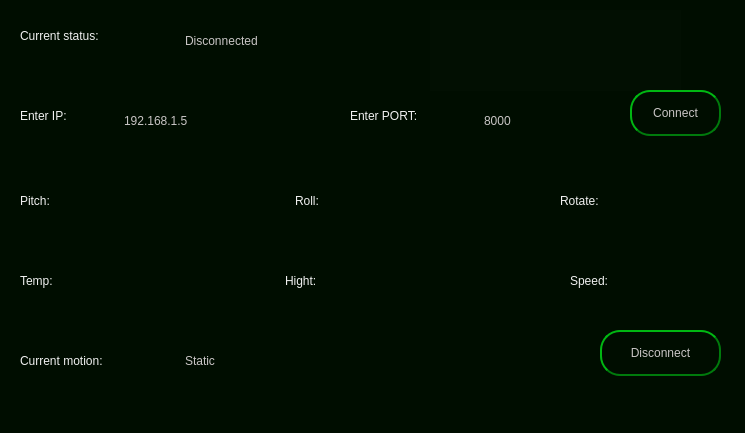
This is GUI_code/client1.ui in EslamEmara/ROV_CrocoMarines- as Qt 5 draws it before an edit. The edited form follows.
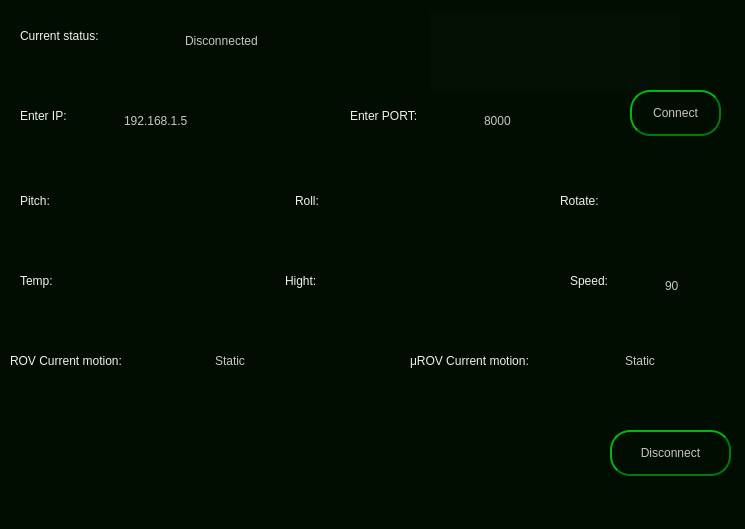
This is the edited form. Icons and pictures are not drawn.

Diff of the .ui file:
```diff
--- a/GUI_code/client1.ui
+++ b/GUI_code/client1.ui
@@ -7,7 +7,7 @@
     <x>0</x>
     <y>0</y>
     <width>745</width>
-    <height>433</height>
+    <height>529</height>
    </rect>
   </property>
   <property name="windowTitle">
@@ -164,7 +164,7 @@
     padding: 2px;</string>
     </property>
     <property name="text">
-     <string/>
+     <string>90</string>
     </property>
    </widget>
    <widget class="QLabel" name="label_6">
@@ -732,9 +732,9 @@
    <widget class="QLabel" name="label_18">
     <property name="geometry">
      <rect>
-      <x>20</x>
+      <x>10</x>
       <y>340</y>
-      <width>151</width>
+      <width>201</width>
       <height>41</height>
      </rect>
     </property>
@@ -759,13 +759,13 @@
         );</string>
     </property>
     <property name="text">
-     <string>Current motion:</string>
+     <string>ROV Current motion:</string>
     </property>
    </widget>
    <widget class="QLabel" name="label_19">
     <property name="geometry">
      <rect>
-      <x>180</x>
+      <x>210</x>
       <y>340</y>
       <width>171</width>
       <height>41</height>
@@ -794,8 +794,8 @@
    <widget class="QPushButton" name="pushButton_2">
     <property name="geometry">
      <rect>
-      <x>600</x>
-      <y>330</y>
+      <x>610</x>
+      <y>430</y>
       <width>121</width>
       <height>46</height>
      </rect>
@@ -804,6 +804,68 @@
      <string>Disconnect</string>
     </property>
    </widget>
+   <widget class="QLabel" name="label_20">
+    <property name="geometry">
+     <rect>
+      <x>410</x>
+      <y>340</y>
+      <width>211</width>
+      <height>41</height>
+     </rect>
+    </property>
+    <property name="styleSheet">
+     <string notr="true"> color: #c9c5c5;
+	
+font: 75 italic 14pt &quot;Comic Sans MS&quot;;
+
+    border: 0.25px solid #810303;
+    border-radius: 10px;
+    border-style: outset;
+	background-color:rgba(2,23,1,5) ;
+    
+
+	
+    padding: 2px;
+
+
+/*background: qradialgradient(
+        cx: 0.2, cy: -0.3, fx: 0.2, fy: -0.2,
+        radius: 1.35, stop: 0 #199612, stop: 1 #000000
+        );</string>
+    </property>
+    <property name="text">
+     <string>μROV Current motion:</string>
+    </property>
+   </widget>
+   <widget class="QLabel" name="label_21">
+    <property name="geometry">
+     <rect>
+      <x>620</x>
+      <y>340</y>
+      <width>101</width>
+      <height>41</height>
+     </rect>
+    </property>
+    <property name="styleSheet">
+     <string notr="true"> color: #c9c5c5;
+	
+font: 75 italic 14pt &quot;Comic Sans MS&quot;;
+
+    border: 0.25px solid #810303;
+    border-radius: 10px;
+    border-style: outset;
+    background: qradialgradient(
+        cx: 0.2, cy: -0.3, fx: 0.2, fy: -0.2,
+        radius: 1.35, stop: 0 #199612, stop: 1 #000000
+        );
+
+	
+    padding: 2px;</string>
+    </property>
+    <property name="text">
+     <string>Static</string>
+    </property>
+   </widget>
   </widget>
   <widget class="QMenuBar" name="menubar">
    <property name="geometry">
```
Left out of the diff: 4 changed lines with no effect on the pictures.
